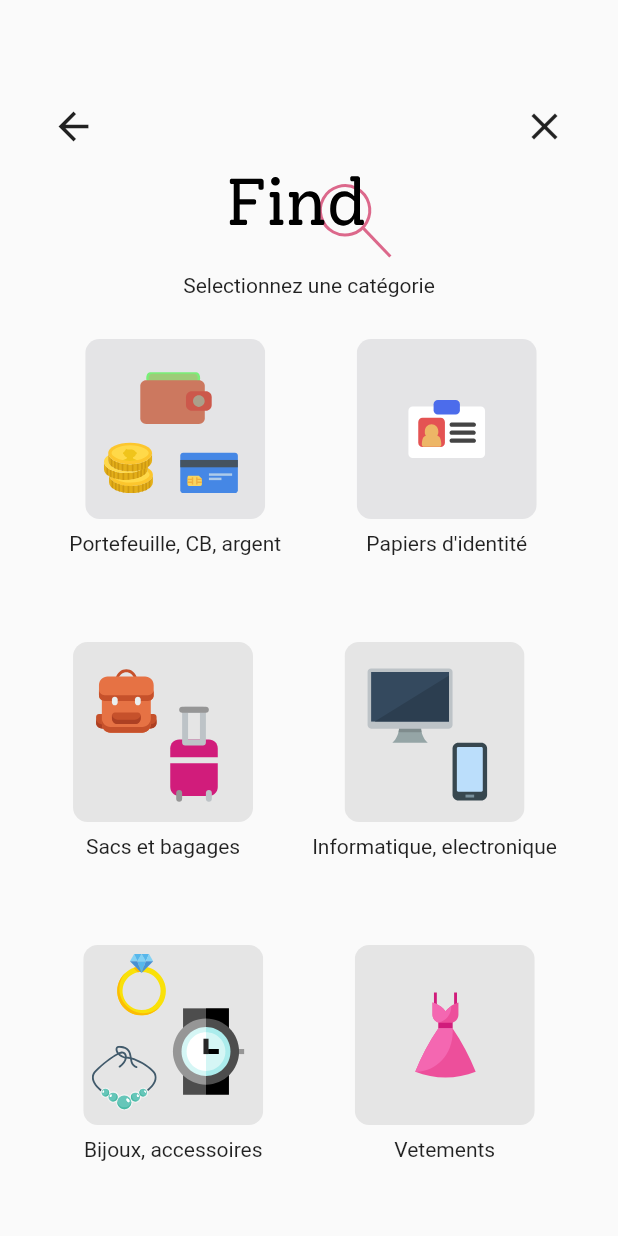
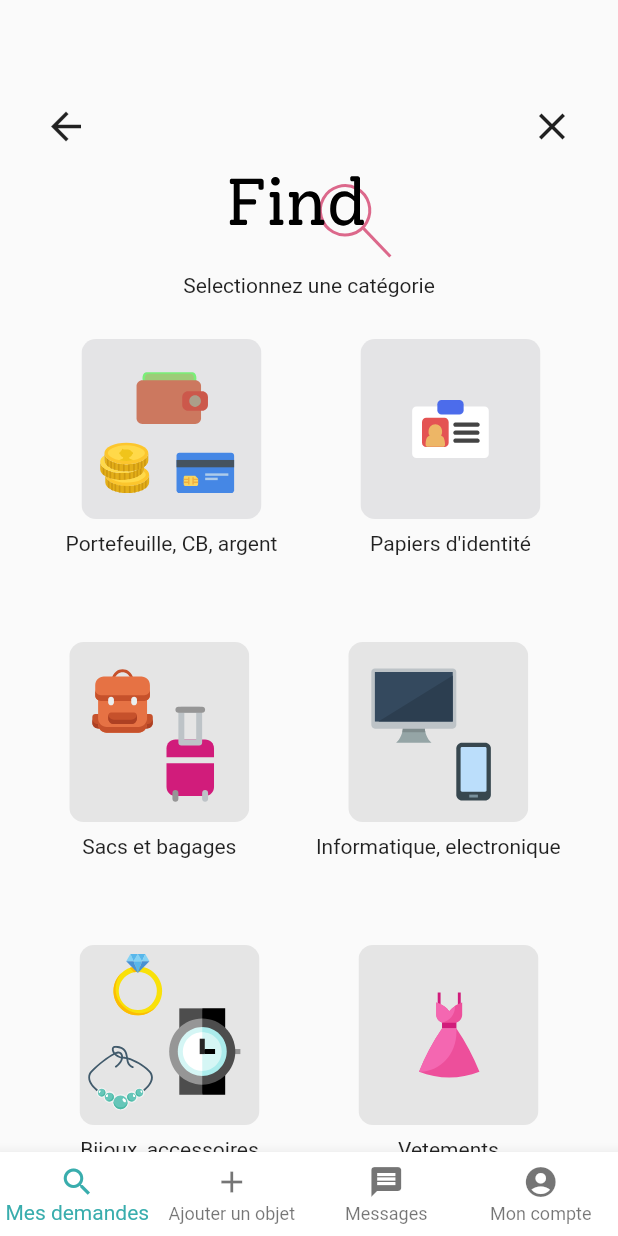
Before and after one commit to gaellebauvin/find, a Flutter app: the screen it shows once a user with an empty profile is signed in, after a tap on "J'ai trouvé un objet", on a phone screen of 412 x 824 dp. Run offline on Flutter 3.47's test engine with Material 2 defaults, Android fonts, the light colour scheme and no system bars; our stand-ins replace cloud_firestore, email_validator, firebase_auth, firebase_core, firebase_database, flutter_colorpicker and 3 more; accounts and stored records are empty.

Commit message:
page mes demandes + toolbar + creation page messenger + creation page mon compte

```diff
--- a/lib/controller/findForm/category_controller.dart
+++ b/lib/controller/findForm/category_controller.dart
@@ -2,6 +2,7 @@ import 'package:flutter/material.dart';
 import 'package:flutter_svg/flutter_svg.dart';
 import 'details_controller.dart';
 import '../../widget/header.dart';
+import '../../widget/toolbar.dart';
 
 class CategoryController extends StatefulWidget {
   final bool find;
@@ -29,22 +30,16 @@ class CategoryControllerState extends State<CategoryController> {
     return Scaffold(
         resizeToAvoidBottomInset: false,
         body: SingleChildScrollView(
-        child: Column(children: [
-          Container(
-              margin: const EdgeInsets.only(
-                  top: 60, bottom: 20, left: 20, right: 20),
+            child: Container(
+          margin:
+              const EdgeInsets.only(top: 60, bottom: 20, left: 20, right: 20),
           width: MediaQuery.of(context).size.width,
-              child: Container(
-                margin: const EdgeInsets.only(left: 5, right: 5),
           child: Column(children: [
             Header(),
-                  SvgPicture.asset('assets/logo.svg',
-                      semanticsLabel: 'Logo Find'),
+            SvgPicture.asset('assets/logo.svg', semanticsLabel: 'Logo Find'),
             Text("Selectionnez une catégorie", textAlign: TextAlign.left),
             SizedBox(height: 20),
-                  Row(
-                      mainAxisAlignment: MainAxisAlignment.spaceAround,
-                      children: [
+            Row(mainAxisAlignment: MainAxisAlignment.spaceAround, children: [
               Column(children: [
                 IconButton(
                     iconSize: 120.0,
@@ -57,8 +52,7 @@ class CategoryControllerState extends State<CategoryController> {
                               find: _find, category: _category)));
                     },
                     icon: SvgPicture.asset('assets/argent.svg',
-                                  semanticsLabel:
-                                      'Categorie portefeuille, CB, argent')),
+                        semanticsLabel: 'Categorie portefeuille, CB, argent')),
                 Text('Portefeuille, CB, argent'),
               ]),
               Column(children: [
@@ -78,9 +72,7 @@ class CategoryControllerState extends State<CategoryController> {
               ]),
             ]),
             SizedBox(height: 50),
-                  Row(
-                      mainAxisAlignment: MainAxisAlignment.spaceAround,
-                      children: [
+            Row(mainAxisAlignment: MainAxisAlignment.spaceAround, children: [
               Column(children: [
                 IconButton(
                     iconSize: 120.0,
@@ -108,15 +100,12 @@ class CategoryControllerState extends State<CategoryController> {
                               find: _find, category: _category)));
                     },
                     icon: SvgPicture.asset('assets/informatique.svg',
-                                  semanticsLabel:
-                                      'Informatique, electronique')),
+                        semanticsLabel: 'Informatique, electronique')),
                 Text('Informatique, electronique'),
               ]),
             ]),
             SizedBox(height: 50),
-                  Row(
-                      mainAxisAlignment: MainAxisAlignment.spaceAround,
-                      children: [
+            Row(mainAxisAlignment: MainAxisAlignment.spaceAround, children: [
               Column(children: [
                 IconButton(
                     iconSize: 120.0,
@@ -149,9 +138,7 @@ class CategoryControllerState extends State<CategoryController> {
               ]),
             ]),
             SizedBox(height: 50),
-                  Row(
-                      mainAxisAlignment: MainAxisAlignment.spaceAround,
-                      children: [
+            Row(mainAxisAlignment: MainAxisAlignment.spaceAround, children: [
               Column(children: [
                 IconButton(
                     iconSize: 120.0,
@@ -185,8 +172,6 @@ class CategoryControllerState extends State<CategoryController> {
             ]),
           ]),
         )),
-        ]),
-      ),
-    );
+        bottomNavigationBar: ToolBar());
   }
 }
--- a/lib/controller/findForm/details_controller.dart
+++ b/lib/controller/findForm/details_controller.dart
@@ -1,6 +1,5 @@
 import 'package:flutter/material.dart';
 import 'package:flutter_svg/flutter_svg.dart';
-import '../../widget/tool_bar.dart';
 import 'package:intl/intl.dart';
 import 'summary_controller.dart';
 import 'package:flutter_colorpicker/flutter_colorpicker.dart';
@@ -37,12 +36,11 @@ class DetailsControllerState extends State<DetailsController> {
     final bool _find = widget.find;
     final String _category = widget.category;
     return Scaffold(
-        resizeToAvoidBottomInset: false,
         body: SingleChildScrollView(
       child: Column(children: [
         Container(
-              margin: const EdgeInsets.only(
-                  top: 50, bottom: 20, left: 20, right: 20),
+          margin:
+              const EdgeInsets.only(top: 50, bottom: 20, left: 20, right: 20),
           child: Header(),
         ),
         Container(
--- a/lib/controller/findForm/find_controller.dart
+++ b/lib/controller/findForm/find_controller.dart
@@ -17,12 +17,10 @@ class FindControllerState extends State<FindController> {
   @override
   Widget build(BuildContext context) {
     return Scaffold(
-        resizeToAvoidBottomInset: false,
-        body: SingleChildScrollView(
-          child: Column(children: [
+        body: Column(children: [
       Container(
-                margin: const EdgeInsets.only(
-                    top: 70, bottom: 50, left: 20, right: 20),
+          margin:
+              const EdgeInsets.only(top: 70, bottom: 50, left: 20, right: 20),
           width: MediaQuery.of(context).size.width - 40,
           height: MediaQuery.of(context).size.height / 1.5,
           child: Column(
@@ -47,7 +45,9 @@ class FindControllerState extends State<FindController> {
                           setState(() {
                             _find = true;
                           });
-                                Navigator.of(context).push(MaterialPageRoute(builder: (context) => CategoryController(find: _find)));
+                          Navigator.of(context).push(MaterialPageRoute(
+                              builder: (context) =>
+                                  CategoryController(find: _find)));
                         },
                         child: Text("J'ai trouvé un objet",
                             textAlign: TextAlign.center))),
@@ -67,12 +67,13 @@ class FindControllerState extends State<FindController> {
                           setState(() {
                             _find = false;
                           });
-                                 Navigator.of(context).push(MaterialPageRoute(builder: (context) => CategoryController(find: _find)));
+                          Navigator.of(context).push(MaterialPageRoute(
+                              builder: (context) =>
+                                  CategoryController(find: _find)));
                         },
                         child: Text("J'ai perdu un objet",
                             textAlign: TextAlign.center))),
               ]))
-          ]),
-        ));
+    ]));
   }
 }
--- a/lib/controller/log_controller.dart
+++ b/lib/controller/log_controller.dart
@@ -93,6 +93,7 @@ class LogControllerState extends State<LogController> {
             //creation de compte
             if (_firstname.isNotEmpty && _lastname.isNotEmpty) {
               auth.create(_mail, _pwd, _firstname, _lastname);
+              auth.userSetup(_firstname);
               setState(() {
                 _errorMessage = "";
               });
--- a/lib/widget/header.dart
+++ b/lib/widget/header.dart
@@ -1,11 +1,13 @@
 import 'package:flutter/material.dart';
+import '../controller/main_app_controller.dart';
 
 class Header extends StatelessWidget {
   const Header({Key? key}) : super(key: key);
 
   @override
   Widget build(BuildContext context) {
-    return Row(children: [
+    return Material(
+        child: Row(children: [
       IconButton(
           icon: Icon(Icons.arrow_back, size: 30.0),
           onPressed: () {
@@ -15,8 +17,9 @@ class Header extends StatelessWidget {
       IconButton(
           icon: Icon(Icons.clear_sharp, size: 30.0),
           onPressed: () {
-            Navigator.pop(context, false);
+            Navigator.of(context).push(
+                MaterialPageRoute(builder: (context) => MainAppController()));
           })
-    ]);
+    ]));
   }
 }
--- /dev/null
+++ b/lib/widget/toolbar.dart
@@ -0,0 +1,60 @@
+import 'package:flutter/material.dart';
+import '../controller/findForm/find_controller.dart';
+import '../controller/messenger/messenger_controller.dart';
+import '../controller/profil/profil_controller.dart';
+import '../controller/main_app_controller.dart';
+
+class ToolBar extends StatefulWidget {
+  const ToolBar({Key? key}) : super(key: key);
+
+  @override
+  State<ToolBar> createState() => ToolBarState();
+}
+
+class ToolBarState extends State<ToolBar> {
+  int _selectedIndex = 0;
+
+  List<Widget> _widgetOptions = <Widget>[
+    MainAppController(),
+    FindController(),
+    MessengerController(),
+    ProfilController(),
+  ];
+
+  void _onItemTapped(int index) {
+    setState(() {
+      _selectedIndex = index;
+    });
+
+    Navigator.of(context).push(MaterialPageRoute(
+        builder: (context) => _widgetOptions.elementAt(_selectedIndex)));
+  }
+
+  Widget build(BuildContext context) {
+    return BottomNavigationBar(
+      type: BottomNavigationBarType.fixed,
+      backgroundColor: Colors.white,
+      selectedItemColor: const Color(0xFF39ADAD),
+      items: const <BottomNavigationBarItem>[
+        BottomNavigationBarItem(
+          icon: Icon(Icons.search),
+          label: 'Mes demandes',
+        ),
+        BottomNavigationBarItem(
+          icon: Icon(Icons.add),
+          label: 'Ajouter un objet',
+        ),
+        BottomNavigationBarItem(
+          icon: Icon(Icons.message),
+          label: 'Messages',
+        ),
+        BottomNavigationBarItem(
+          icon: Icon(Icons.account_circle_rounded),
+          label: 'Mon compte',
+        ),
+      ],
+      currentIndex: _selectedIndex,
+      onTap: _onItemTapped,
+    );
+  }
+}
```
Also changed, not shown: lib/controller/findForm/summary_controller.dart (+8 -4 lines), lib/controller/main_app_controller.dart (+110 -11 lines), lib/controller/messenger/messenger_controller.dart (added, +18 -0 lines), lib/controller/profil/profil_controller.dart (added, +28 -0 lines), lib/model/firebase_helper.dart (+9 -0 lines), lib/widget/tool_bar.dart (deleted, +0 -33 lines). Lines whose indentation alone changed are shown as unchanged.
